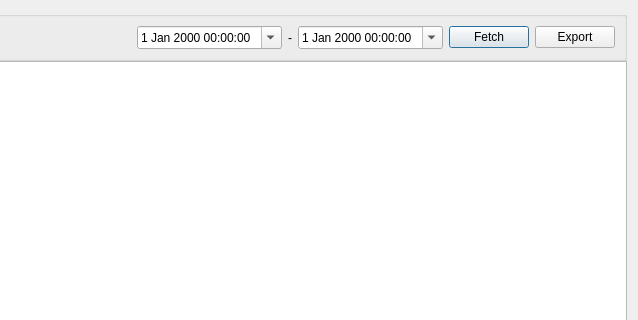
Before: the Qt Designer form charts/income_statement/incomestatementdialog.ui in ytxerp/ytx-client, drawn with Qt 5; both pictures show x 425 to 1063 and y 0 to 320 of the 1063 by 500 pixel window.
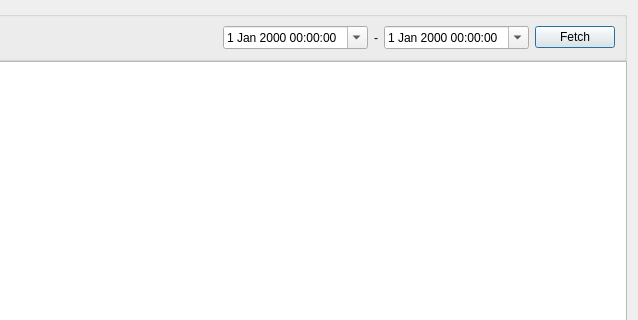
After: the same form once the commit is applied. Custom widgets are drawn as their Qt base class.

Commit message: Remove Unimplement Export QPushButton

What changed in the file:
```diff
--- a/charts/income_statement/incomestatementdialog.ui
+++ b/charts/income_statement/incomestatementdialog.ui
@@ -101,13 +101,6 @@
         </property>
        </widget>
       </item>
-      <item>
-       <widget class="QPushButton" name="pushButtonExport">
-        <property name="text">
-         <string>Export</string>
-        </property>
-       </widget>
-      </item>
      </layout>
     </widget>
    </item>
```
Left out of the diff: 1 changed line with no effect on the pictures. The commit also changes 2 other files.
